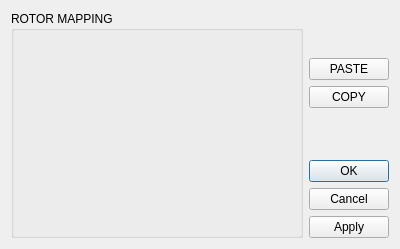
This is EditRotorDialog.ui in yhgu2000/Enigma-Machine-Simulator as Qt 5 draws it before an edit. The edited form follows.
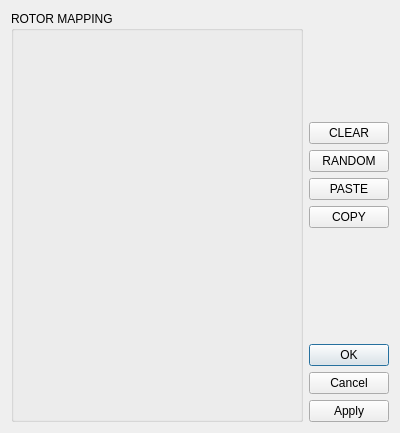
This is the edited form.

Diff of the .ui file:
```diff
--- a/EditRotorDialog.ui
+++ b/EditRotorDialog.ui
@@ -7,7 +7,7 @@
     <x>0</x>
     <y>0</y>
     <width>400</width>
-    <height>249</height>
+    <height>433</height>
    </rect>
   </property>
   <property name="windowTitle">
@@ -58,7 +58,30 @@
       </spacer>
      </item>
      <item>
-      <widget class="QPushButton" name="pushButton_2">
+      <widget class="QPushButton" name="clearButton">
+       <property name="toolTip">
+        <string>clear all mapping</string>
+       </property>
+       <property name="text">
+        <string>CLEAR</string>
+       </property>
+      </widget>
+     </item>
+     <item>
+      <widget class="QPushButton" name="randomButton">
+       <property name="toolTip">
+        <string>generate random rotor</string>
+       </property>
+       <property name="text">
+        <string>RANDOM</string>
+       </property>
+      </widget>
+     </item>
+     <item>
+      <widget class="QPushButton" name="pasteButton">
+       <property name="toolTip">
+        <string>decode rotor from clipboard</string>
+       </property>
        <property name="text">
         <string>PASTE</string>
        </property>
```
Left out of the diff: 40 changed lines with no effect on the pictures.
